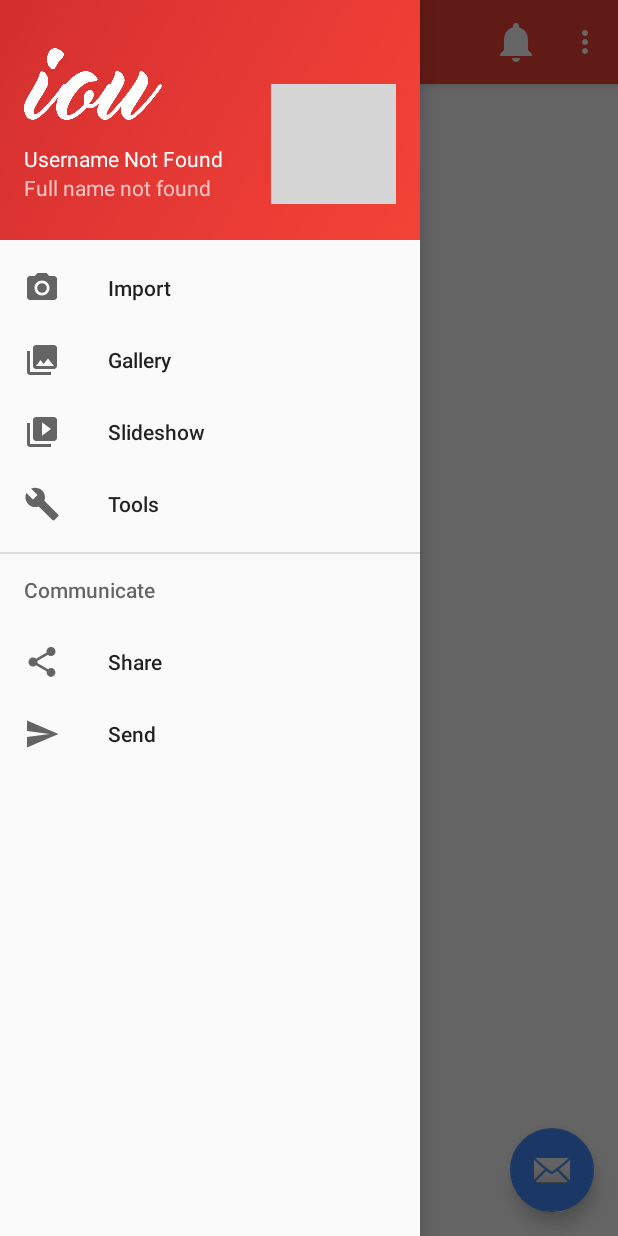
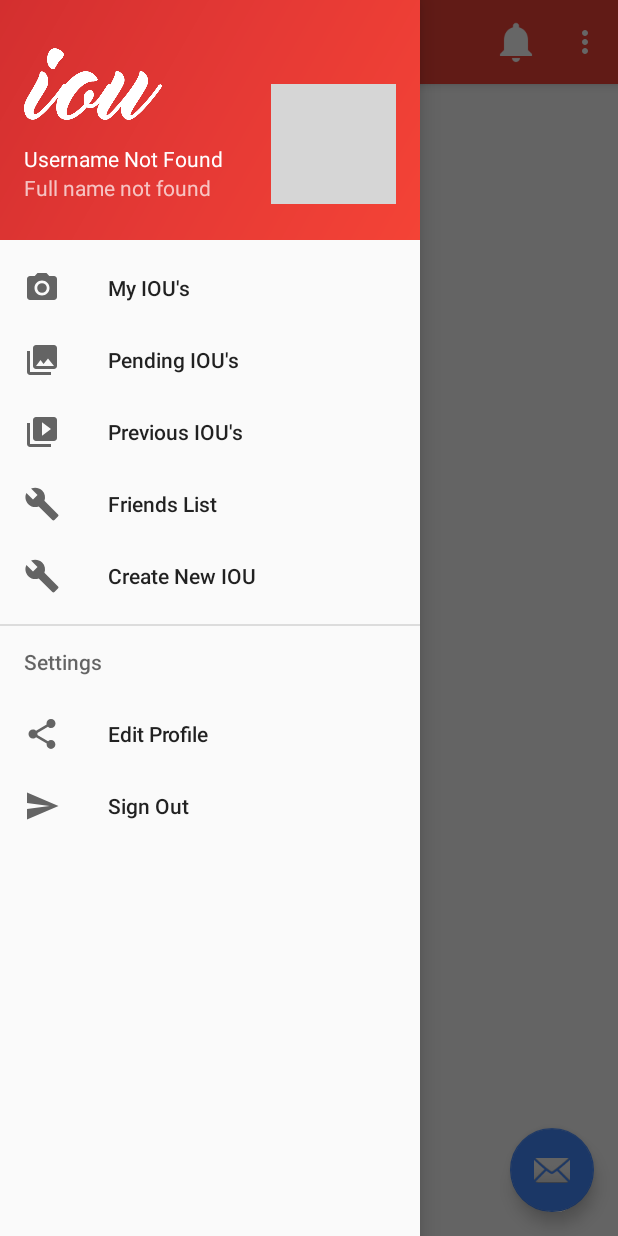
Before and after one commit to GoodEnoughSoftware/iou-android, an Android app: the MainActivity screen opened directly, with no data from a screen before it, with the side drawer open, on a phone screen of 412 x 824 dp. Run offline under Robolectric (Android 15) with nearby library versions, the phone set to English and light mode, and no system bars; libraries missing offline, so code that uses them is left out: android.support.v7; plain views replace CircularFillableLoaders; 1 statement that could not run was skipped; grey boxes are pictures that could not be loaded.

Commit message:
Finalized menu items

```diff
--- a/app/src/main/res/menu/activity_main_drawer.xml
+++ b/app/src/main/res/menu/activity_main_drawer.xml
@@ -3,33 +3,37 @@
 
     <group android:checkableBehavior="single">
         <item
-            android:id="@+id/nav_camera"
+            android:id="@+id/nav_ious"
             android:icon="@drawable/ic_menu_camera"
-            android:title="Import"/>
+            android:title="@string/nav_my_ious"/>
         <item
-            android:id="@+id/nav_gallery"
+            android:id="@+id/nav_pending"
             android:icon="@drawable/ic_menu_gallery"
-            android:title="Gallery"/>
+            android:title="@string/nav_pending_ious"/>
         <item
-            android:id="@+id/nav_slideshow"
+            android:id="@+id/nav_previous"
             android:icon="@drawable/ic_menu_slideshow"
-            android:title="Slideshow"/>
+            android:title="@string/nav_previous_ious"/>
         <item
-            android:id="@+id/nav_manage"
+            android:id="@+id/nav_friends"
             android:icon="@drawable/ic_menu_manage"
-            android:title="Tools"/>
+            android:title="@string/nav_friends"/>
+        <item
+            android:id="@+id/nav_create"
+            android:icon="@drawable/ic_menu_manage"
+            android:title="@string/nav_create_new"/>
     </group>
 
-    <item android:title="Communicate">
+    <item android:title="@string/nav_settings_title">
         <menu>
             <item
-                android:id="@+id/nav_share"
+                android:id="@+id/nav_edit_prof"
                 android:icon="@drawable/ic_menu_share"
-                android:title="Share"/>
+                android:title="@string/nav_edit_profile"/>
             <item
-                android:id="@+id/nav_send"
+                android:id="@+id/nav_sign_out"
                 android:icon="@drawable/ic_menu_send"
-                android:title="Send"/>
+                android:title="@string/nav_sign_out"/>
         </menu>
     </item>
 
--- a/app/src/main/res/values/strings.xml
+++ b/app/src/main/res/values/strings.xml
@@ -27,4 +27,14 @@
     <string name="main_page_title">Your IOU\'s</string>
     <string name="notifications_title">Notifications</string>
 
+    <!-- String related to the main navigation view -->
+    <string name="nav_my_ious">My IOU\'s</string>
+    <string name="nav_pending_ious">Pending IOU\'s</string>
+    <string name="nav_previous_ious">Previous IOU\'s</string>
+    <string name="nav_friends">Friends List</string>
+    <string name="nav_create_new">Create New IOU</string>
+    <string name="nav_settings_title">Settings</string>
+    <string name="nav_edit_profile">Edit Profile</string>
+    <string name="nav_sign_out">Sign Out</string>
+
 </resources>
```
Also changed, not shown: app/src/main/java/com/wrongwaystudios/iou/MainActivity.java (+23 -14 lines).
